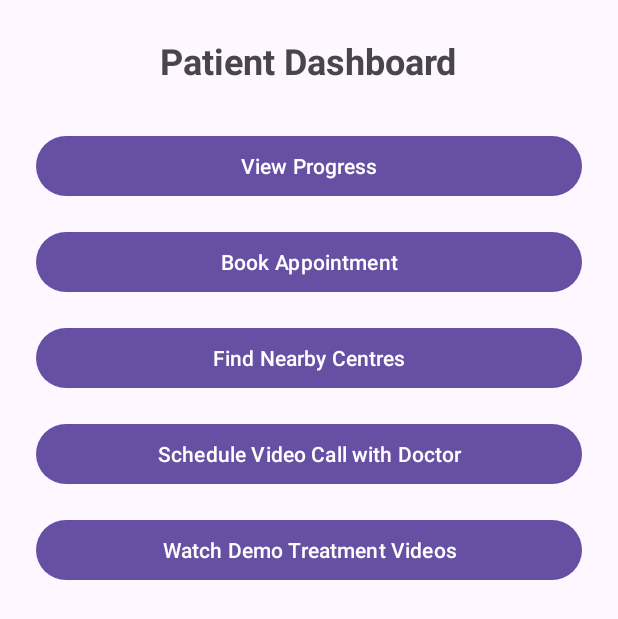
After one commit to MASHANTHINI/My_Application3, an Android app: the PatientDashboardActivity screen opened directly, with no data from a screen before it, on a phone screen of 412 x 824 dp. The commit adds this screen. Shown: the top 619 px of the screen. Run offline under Robolectric (Android 15) with nearby library versions, the phone set to English and light mode, and no system bars.

Commit message:
changes made on 17 sept

```diff
--- a/app/src/main/java/com/example/myapplication/MainActivity.java
+++ b/app/src/main/java/com/example/myapplication/MainActivity.java
@@ -6,7 +6,7 @@ import android.widget.Button;
 import androidx.appcompat.app.AppCompatActivity;
 
 public class MainActivity extends AppCompatActivity {
-    Button btnLogin, btnSignup;
+    Button btnLogin;
 
     @Override
     protected void onCreate(Bundle savedInstanceState) {
@@ -15,9 +15,7 @@ public class MainActivity extends AppCompatActivity {
 
         btnLogin = findViewById(R.id.btnLogin);
 
-        // Go to Login Page
         btnLogin.setOnClickListener(v ->
                 startActivity(new Intent(MainActivity.this, LoginActivity.class)));
-
     }
 }
--- /dev/null
+++ b/app/src/main/java/com/example/myapplication/PatientDashboardActivity.java
@@ -0,0 +1,37 @@
+package com.example.myapplication;
+
+import android.os.Bundle;
+import android.widget.Button;
+import android.widget.Toast;
+import androidx.appcompat.app.AppCompatActivity;
+
+public class PatientDashboardActivity extends AppCompatActivity {
+    Button btnProgress, btnAppointment, btnNearby, btnVideoCall, btnDemoVideos;
+
+    @Override
+    protected void onCreate(Bundle savedInstanceState) {
+        super.onCreate(savedInstanceState);
+        setContentView(R.layout.activity_patient_dashboard);
+
+        btnProgress = findViewById(R.id.btnProgress);
+        btnAppointment = findViewById(R.id.btnAppointment);
+        btnNearby = findViewById(R.id.btnNearby);
+        btnVideoCall = findViewById(R.id.btnVideoCall);
+        btnDemoVideos = findViewById(R.id.btnDemoVideos);
+
+        btnProgress.setOnClickListener(v ->
+                Toast.makeText(this, "Progress section clicked", Toast.LENGTH_SHORT).show());
+
+        btnAppointment.setOnClickListener(v ->
+                Toast.makeText(this, "Book Appointment clicked", Toast.LENGTH_SHORT).show());
+
+        btnNearby.setOnClickListener(v ->
+                Toast.makeText(this, "Nearby Centres clicked", Toast.LENGTH_SHORT).show());
+
+        btnVideoCall.setOnClickListener(v ->
+                Toast.makeText(this, "Video Call Scheduling clicked", Toast.LENGTH_SHORT).show());
+
+        btnDemoVideos.setOnClickListener(v ->
+                Toast.makeText(this, "Demo Videos clicked", Toast.LENGTH_SHORT).show());
+    }
+}
--- a/app/src/main/java/com/example/myapplication/PatientLoginActivity.java
+++ b/app/src/main/java/com/example/myapplication/PatientLoginActivity.java
@@ -1,5 +1,6 @@
 package com.example.myapplication;
 
+import android.content.Intent;
 import android.os.Bundle;
 import android.widget.Button;
 import android.widget.EditText;
@@ -22,12 +23,14 @@ public class PatientLoginActivity extends AppCompatActivity {
         btnLogin.setOnClickListener(v -> {
             String email = edtEmail.getText().toString();
             String password = edtPassword.getText().toString();
-
             if(email.equals("patient@example.com") && password.equals("1234")) {
                 Toast.makeText(this, "Patient Login Successful", Toast.LENGTH_SHORT).show();
+                startActivity(new Intent(PatientLoginActivity.this, PatientDashboardActivity.class));
+                finish(); // optional: closes login screen
             } else {
                 Toast.makeText(this, "Invalid Patient Credentials", Toast.LENGTH_SHORT).show();
             }
+
         });
     }
 }
--- a/app/src/main/res/layout/activity_main.xml
+++ b/app/src/main/res/layout/activity_main.xml
@@ -1,3 +1,4 @@
+<?xml version="1.0" encoding="utf-8"?>
 <LinearLayout xmlns:android="http://schemas.android.com/apk/res/android"
     android:orientation="vertical"
     android:gravity="center"
@@ -26,5 +27,4 @@
         android:layout_height="wrap_content"
         android:layout_marginBottom="20dp" />
 
-
 </LinearLayout>
--- /dev/null
+++ b/app/src/main/res/layout/activity_patient_dashboard.xml
@@ -0,0 +1,56 @@
+<?xml version="1.0" encoding="utf-8"?>
+<ScrollView xmlns:android="http://schemas.android.com/apk/res/android"
+    android:layout_width="match_parent"
+    android:layout_height="match_parent">
+
+    <LinearLayout
+        android:orientation="vertical"
+        android:gravity="center"
+        android:padding="24dp"
+        android:layout_width="match_parent"
+        android:layout_height="wrap_content">
+
+        <TextView
+            android:text="Patient Dashboard"
+            android:textSize="24sp"
+            android:textStyle="bold"
+            android:layout_marginBottom="30dp"
+            android:layout_width="wrap_content"
+            android:layout_height="wrap_content"/>
+
+        <Button
+            android:id="@+id/btnProgress"
+            android:text="View Progress"
+            android:layout_width="match_parent"
+            android:layout_height="wrap_content"
+            android:layout_marginBottom="16dp"/>
+
+        <Button
+            android:id="@+id/btnAppointment"
+            android:text="Book Appointment"
+            android:layout_width="match_parent"
+            android:layout_height="wrap_content"
+            android:layout_marginBottom="16dp"/>
+
+        <Button
+            android:id="@+id/btnNearby"
+            android:text="Find Nearby Centres"
+            android:layout_width="match_parent"
+            android:layout_height="wrap_content"
+            android:layout_marginBottom="16dp"/>
+
+        <Button
+            android:id="@+id/btnVideoCall"
+            android:text="Schedule Video Call with Doctor"
+            android:layout_width="match_parent"
+            android:layout_height="wrap_content"
+            android:layout_marginBottom="16dp"/>
+
+        <Button
+            android:id="@+id/btnDemoVideos"
+            android:text="Watch Demo Treatment Videos"
+            android:layout_width="match_parent"
+            android:layout_height="wrap_content"/>
+
+    </LinearLayout>
+</ScrollView>
```
Also changed, not shown: app/src/main/AndroidManifest.xml (+8 -0 lines), app/src/main/java/com/example/myapplication/DatabaseHelper.java (+32 -14 lines), app/src/main/java/com/example/myapplication/PatientFormActivity.java (+23 -12 lines).
